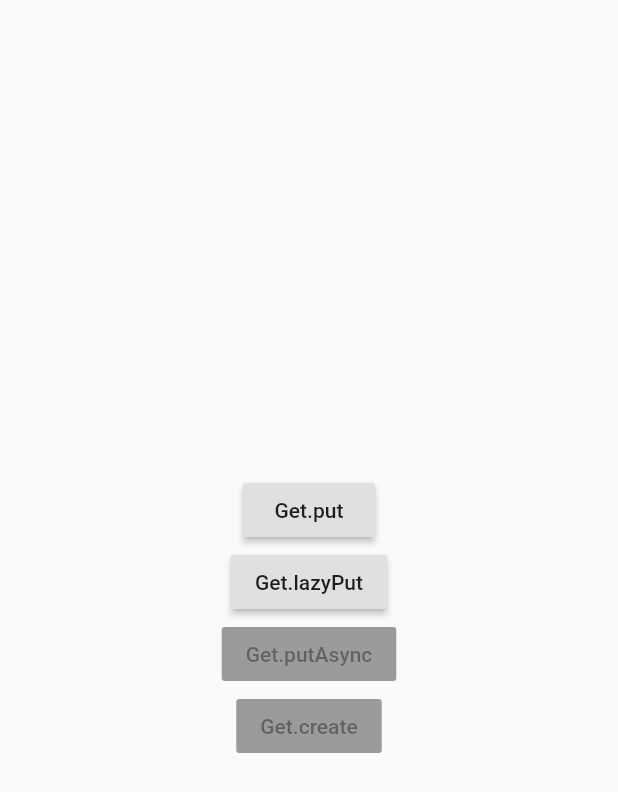
After one commit to kwonym3094/2021_02_flutter_practice, a Flutter app: the screen it shows after launch, after a tap on "의존성 주입", on a phone screen of 412 x 824 dp. The commit adds this screen. Shown: the top 792 px of the screen. Run offline on Flutter 3.47's test engine with Material 2 defaults, Android fonts, the phone set to English and light mode, and no system bars; our stand-ins replace get.

Commit message:
[연습] binding 및 의존성 관리 복습

```diff
--- a/flutter_example/lib/src/home.dart
+++ b/flutter_example/lib/src/home.dart
@@ -4,6 +4,7 @@ import 'package:flutter_example/src/pages/normal/first.dart';
 import 'package:flutter_example/src/pages/state_management/reactive_state_manage_page.dart';
 import 'package:flutter_example/src/pages/state_management/simple_state_manage_page.dart';
 import 'package:get/get.dart';
+import 'package:flutter_example/src/pages/dependencies/dep_manage_page.dart';
 
 class Home extends StatelessWidget {
   @override
@@ -69,6 +70,10 @@ class Home extends StatelessWidget {
               child: Text("반응형상태관리"),
               onPressed: () => Get.to(() => ReactiveStateManagePage()),
             ),
+            RaisedButton(
+              child: Text("의존성 주입"),
+              onPressed: () => Get.to(() => DepManagePage()),
+            ),
           ],
         ),
       ),
--- /dev/null
+++ b/flutter_example/lib/src/pages/dependencies/dep_manage_page.dart
@@ -0,0 +1,41 @@
+import 'package:flutter/material.dart';
+import 'package:flutter_example/src/pages/controller/dependency_controller.dart';
+import 'package:get/get.dart';
+import 'package:flutter_example/src/pages/dependencies/get_put_revival.dart';
+
+class DepManagePage extends StatelessWidget {
+  @override
+  Widget build(BuildContext context) {
+    return Scaffold(
+      body: Center(
+        child: Column(
+          mainAxisAlignment: MainAxisAlignment.center,
+          children: [
+            RaisedButton(
+              child: Text("Get.put"),
+              onPressed: () {
+                Get.to(() => GetPutRevival(), binding: BindingsBuilder(() {
+                  Get.put(DependencyController());
+                }));
+              },
+            ),
+            RaisedButton(
+                child: Text("Get.lazyPut"),
+                onPressed: () {
+                  Get.to(() => GetPutRevival(), binding: BindingsBuilder(() {
+                    Get.lazyPut<DependencyController>(
+                        () => DependencyController());
+                  }));
+                }),
+            RaisedButton(
+              child: Text("Get.putAsync"),
+            ),
+            RaisedButton(
+              child: Text("Get.create"),
+            ),
+          ],
+        ),
+      ),
+    );
+  }
+}
--- a/flutter_example/lib/src/pages/state_management/simple_state_manage_page.dart
+++ b/flutter_example/lib/src/pages/state_management/simple_state_manage_page.dart
@@ -1,14 +1,18 @@
 import 'package:flutter/material.dart';
 import 'package:flutter_example/src/pages/controller/count_controller_with_getx.dart';
+import 'package:flutter_example/src/pages/controller/dependency_controller.dart';
 import 'package:get/get.dart';
 
 class SimpleStateManagePage extends StatelessWidget {
   // 1-1. 클래스가 생성될때 instance 화 해줘도 상관없음
-  // CountControllerWithGetX _controller = Get.put(CountControllerWithGetX()); // 장점 : find 할 필요가 없음
+  CountControllerWithGetX _controller =
+      Get.put(CountControllerWithGetX()); // 장점 : find 할 필요가 없음
+
+  DependencyController _dependencyController = Get.put(DependencyController());
 
   @override
   Widget build(BuildContext context) {
-    Get.put(CountControllerWithGetX()); // 1. instance 화
+    // Get.put(CountControllerWithGetX()); // 1. instance 화
     return Scaffold(
       appBar: AppBar(
         title: Text("단순상태관리"),
@@ -22,7 +26,7 @@ class SimpleStateManagePage extends StatelessWidget {
               id: "first",
               builder: (controller) {
                 return Text(
-                  "${controller.count}",
+                  "${_controller.count}",
                   style: TextStyle(fontSize: 50),
                 );
               },
@@ -38,7 +42,7 @@ class SimpleStateManagePage extends StatelessWidget {
               },
             ),
             GetBuilder<CountControllerWithGetX>(
-              // 2. builder 생성
+              // 4. builder 만들어서 사용
               id: "second",
               builder: (controller) {
                 return Text(
@@ -53,8 +57,7 @@ class SimpleStateManagePage extends StatelessWidget {
                 style: TextStyle(fontSize: 30),
               ),
               onPressed: () {
-                Get.find<CountControllerWithGetX>()
-                    .increase("second"); // 3. 찾아서 사용
+                Get.find<CountControllerWithGetX>().increase("second");
               },
             ),
           ],
```
Also changed, not shown: flutter_example/lib/src/pages/dependencies/get_put_revival.dart (added, +10 -0 lines), flutter_example/lib/src/pages/state_management/reactive_state_manage_page.dart (+21 -0 lines).
